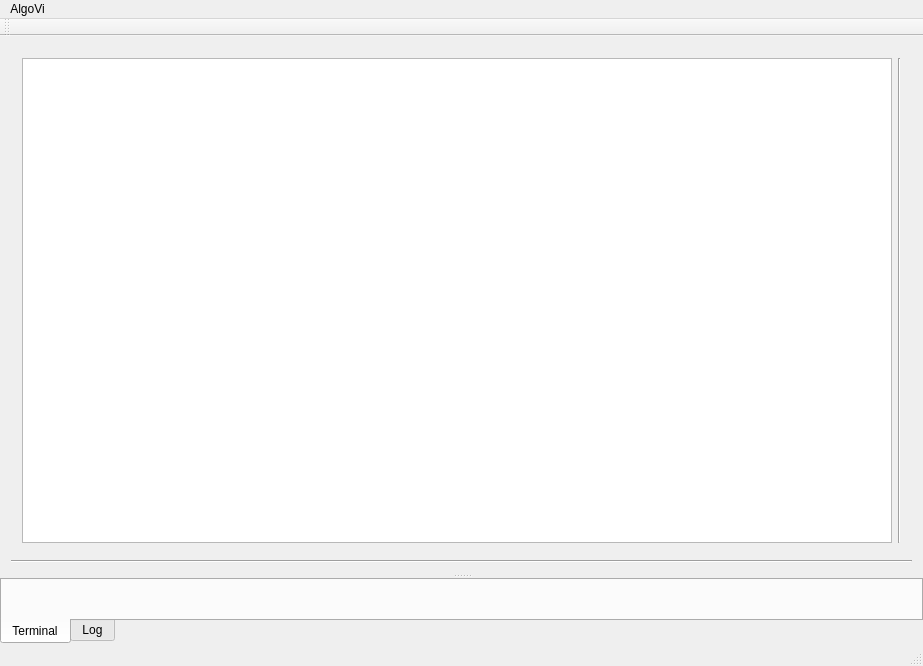
This is source/gui/CAlgoViWinMain.ui in velter17/AlgoViPrototype as Qt 5 draws it before an edit. The edited form follows.
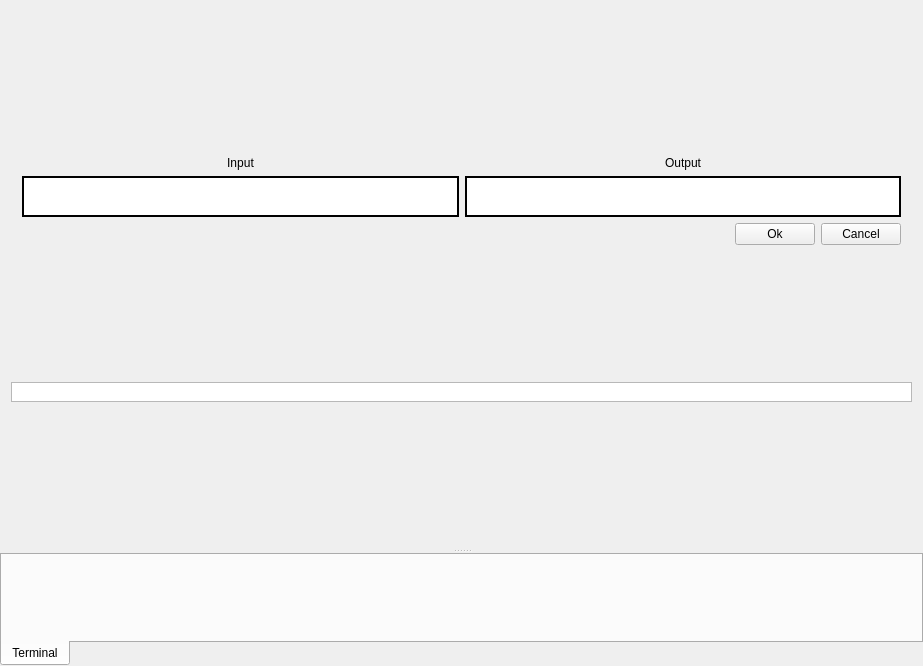
This is the edited form. Custom widgets are drawn as their Qt base class.

Patch:
```diff
--- a/source/gui/CAlgoViWinMain.ui
+++ b/source/gui/CAlgoViWinMain.ui
@@ -14,7 +14,13 @@
    <enum>Qt::DefaultContextMenu</enum>
   </property>
   <property name="windowTitle">
-   <string>Graphic Algorithms Visualizer | Beta 0.1</string>
+   <string>AlgoVi | Beta 0.1</string>
+  </property>
+  <property name="toolButtonStyle">
+   <enum>Qt::ToolButtonIconOnly</enum>
+  </property>
+  <property name="animated">
+   <bool>true</bool>
   </property>
   <property name="tabShape">
    <enum>QTabWidget::Rounded</enum>
@@ -27,6 +33,9 @@
     <bool>true</bool>
    </property>
    <layout class="QVBoxLayout" name="verticalLayout_3">
+    <property name="spacing">
+     <number>0</number>
+    </property>
     <property name="leftMargin">
      <number>0</number>
     </property>
@@ -40,69 +49,147 @@
      <number>0</number>
     </property>
     <item>
-     <widget class="QSplitter" name="splitter_2">
+     <widget class="QSplitter" name="splitter">
       <property name="orientation">
        <enum>Qt::Vertical</enum>
       </property>
       <widget class="QWidget" name="layoutWidget">
-       <layout class="QVBoxLayout" name="verticalLayout_2">
+       <layout class="QVBoxLayout" name="TopWidgetsLayout">
+        <property name="spacing">
+         <number>3</number>
+        </property>
         <item>
-         <widget class="QSplitter" name="splitter">
+         <widget class="QWidget" name="ioWidget" native="true">
+          <property name="minimumSize">
+           <size>
+            <width>0</width>
+            <height>0</height>
+           </size>
+          </property>
           <property name="maximumSize">
            <size>
             <width>16777215</width>
-            <height>16777215</height>
+            <height>100</height>
            </size>
           </property>
-          <property name="orientation">
-           <enum>Qt::Horizontal</enum>
-          </property>
-          <widget class="QWidget" name="layoutWidget">
-           <layout class="QHBoxLayout" name="horizontalLayout">
-            <item>
-             <widget class="QGraphicsView" name="mGraphicsView">
-              <property name="maximumSize">
-               <size>
-                <width>16777215</width>
-                <height>16777215</height>
-               </size>
-              </property>
-             </widget>
-            </item>
-            <item>
-             <layout class="QVBoxLayout" name="verticalLayout_6" stretch="">
-              <property name="leftMargin">
-               <number>0</number>
-              </property>
-              <property name="rightMargin">
-               <number>0</number>
-              </property>
-             </layout>
-            </item>
-            <item>
-             <widget class="Line" name="line_2">
-              <property name="orientation">
-               <enum>Qt::Vertical</enum>
-              </property>
-             </widget>
-            </item>
-           </layout>
-          </widget>
+          <layout class="QVBoxLayout" name="verticalLayout_2">
+           <property name="bottomMargin">
+            <number>0</number>
+           </property>
+           <item>
+            <layout class="QHBoxLayout" name="ioLayout">
+             <property name="sizeConstraint">
+              <enum>QLayout::SetDefaultConstraint</enum>
+             </property>
+             <item>
+              <layout class="QVBoxLayout" name="inputLayout">
+               <property name="sizeConstraint">
+                <enum>QLayout::SetMaximumSize</enum>
+               </property>
+               <item>
+                <widget class="QLabel" name="inputLabel">
+                 <property name="text">
+                  <string>Input</string>
+                 </property>
+                 <property name="alignment">
+                  <set>Qt::AlignCenter</set>
+                 </property>
+                </widget>
+               </item>
+               <item>
+                <widget class="QTextEdit" name="inputTextEdit">
+                 <property name="sizePolicy">
+                  <sizepolicy hsizetype="Expanding" vsizetype="Expanding">
+                   <horstretch>0</horstretch>
+                   <verstretch>0</verstretch>
+                  </sizepolicy>
+                 </property>
+                 <property name="frameShape">
+                  <enum>QFrame::WinPanel</enum>
+                 </property>
+                 <property name="frameShadow">
+                  <enum>QFrame::Plain</enum>
+                 </property>
+                 <property name="lineWidth">
+                  <number>1</number>
+                 </property>
+                </widget>
+               </item>
+              </layout>
+             </item>
+             <item>
+              <layout class="QVBoxLayout" name="outputLayout">
+               <item>
+                <widget class="QLabel" name="outputLabel">
+                 <property name="text">
+                  <string>Output</string>
+                 </property>
+                 <property name="alignment">
+                  <set>Qt::AlignCenter</set>
+                 </property>
+                </widget>
+               </item>
+               <item>
+                <widget class="QTextEdit" name="outputTextEdit">
+                 <property name="frameShape">
+                  <enum>QFrame::WinPanel</enum>
+                 </property>
+                 <property name="frameShadow">
+                  <enum>QFrame::Plain</enum>
+                 </property>
+                </widget>
+               </item>
+              </layout>
+             </item>
+            </layout>
+           </item>
+           <item>
+            <layout class="QHBoxLayout" name="horizontalLayout">
+             <property name="bottomMargin">
+              <number>0</number>
+             </property>
+             <item>
+              <spacer name="horizontalSpacer">
+               <property name="orientation">
+                <enum>Qt::Horizontal</enum>
+               </property>
+               <property name="sizeHint" stdset="0">
+                <size>
+                 <width>40</width>
+                 <height>20</height>
+                </size>
+               </property>
+              </spacer>
+             </item>
+             <item>
+              <widget class="QPushButton" name="ioOkButton">
+               <property name="text">
+                <string>Ok</string>
+               </property>
+              </widget>
+             </item>
+             <item>
+              <widget class="QPushButton" name="ioCancelButton">
+               <property name="text">
+                <string>Cancel</string>
+               </property>
+              </widget>
+             </item>
+            </layout>
+           </item>
+          </layout>
          </widget>
         </item>
         <item>
-         <widget class="Line" name="line">
-          <property name="sizePolicy">
-           <sizepolicy hsizetype="Minimum" vsizetype="Maximum">
-            <horstretch>0</horstretch>
-            <verstretch>0</verstretch>
-           </sizepolicy>
+         <widget class="QGraphicsView" name="mGraphicsView">
+          <property name="enabled">
+           <bool>true</bool>
           </property>
-          <property name="lineWidth">
-           <number>1</number>
-          </property>
-          <property name="orientation">
-           <enum>Qt::Horizontal</enum>
+          <property name="maximumSize">
+           <size>
+            <width>16777215</width>
+            <height>20</height>
+           </size>
           </property>
          </widget>
         </item>
@@ -115,7 +202,25 @@
        <property name="currentIndex">
         <number>0</number>
        </property>
+       <property name="elideMode">
+        <enum>Qt::ElideNone</enum>
+       </property>
+       <property name="usesScrollButtons">
+        <bool>true</bool>
+       </property>
+       <property name="documentMode">
+        <bool>false</bool>
+       </property>
+       <property name="tabsClosable">
+        <bool>false</bool>
+       </property>
        <widget class="QWidget" name="tab">
+        <property name="sizePolicy">
+         <sizepolicy hsizetype="Expanding" vsizetype="Expanding">
+          <horstretch>0</horstretch>
+          <verstretch>0</verstretch>
+         </sizepolicy>
+        </property>
         <attribute name="title">
          <string>Terminal</string>
         </attribute>
@@ -162,44 +267,11 @@
          </item>
         </layout>
        </widget>
-       <widget class="QWidget" name="tab_2">
-        <attribute name="title">
-         <string>Log</string>
-        </attribute>
-       </widget>
       </widget>
      </widget>
     </item>
    </layout>
   </widget>
-  <widget class="QMenuBar" name="menuBar">
-   <property name="geometry">
-    <rect>
-     <x>0</x>
-     <y>0</y>
-     <width>923</width>
-     <height>19</height>
-    </rect>
-   </property>
-   <widget class="QMenu" name="menuAlgoVi">
-    <property name="title">
-     <string>AlgoVi</string>
-    </property>
-   </widget>
-   <addaction name="menuAlgoVi"/>
-  </widget>
-  <widget class="QToolBar" name="mainToolBar">
-   <property name="orientation">
-    <enum>Qt::Horizontal</enum>
-   </property>
-   <attribute name="toolBarArea">
-    <enum>TopToolBarArea</enum>
-   </attribute>
-   <attribute name="toolBarBreak">
-    <bool>false</bool>
-   </attribute>
-  </widget>
-  <widget class="QStatusBar" name="statusBar"/>
   <action name="actionExit">
    <property name="text">
     <string>Exit</string>
```
Left out of the diff: 7 changed lines with no effect on the pictures.
